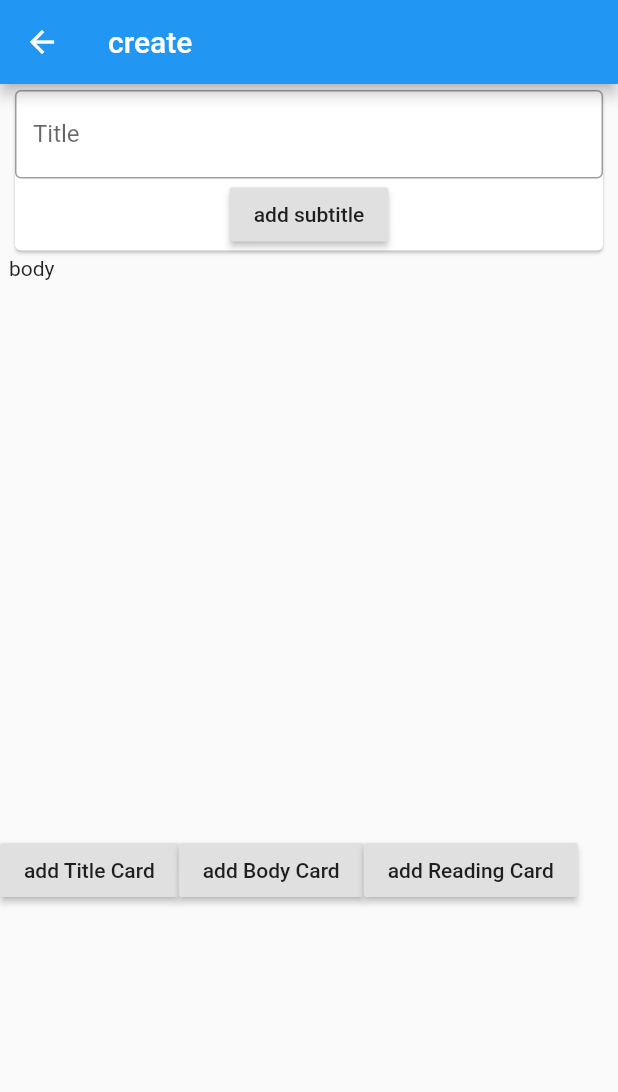
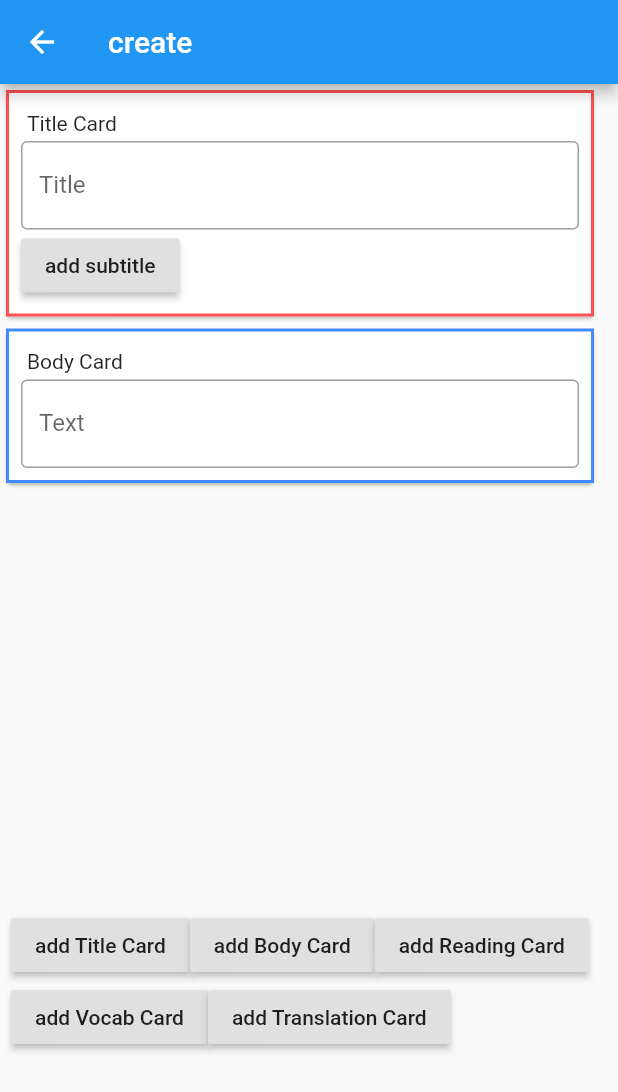
Before and after one commit to nhocconsr/chichi-gaijin, a Flutter app: the Build screen opened by its route, after a tap on "add Title Card", after a tap on "add Body Card", on a phone screen of 412 x 824 dp. Shown: the top 1092 px of the screen. Run offline on Flutter 3.47's test engine with Material 2 defaults, Android fonts, the phone set to English and light mode, and no system bars.

Commit message:
more create lesson support

```diff
--- /dev/null
+++ b/chichi_gaijin/lib/build_widgets/body_card.dart
@@ -0,0 +1,55 @@
+import 'package:chichi_gaijin/models/content_type.dart';
+import 'package:chichi_gaijin/providers/create_lesson.dart';
+import 'package:flutter/material.dart';
+import 'package:provider/provider.dart';
+
+class BodyCard extends StatelessWidget {
+  final int cardsIndex;
+
+  const BodyCard({
+    @required this.cardsIndex,
+  });
+
+  @override
+  Widget build(BuildContext context) {
+    return Consumer<CreateLesson>(
+      builder: (_, createLesson, __) {
+        final BodyType card = createLesson.lessonCards[cardsIndex];
+        return Card(
+          child: Container(
+            decoration: BoxDecoration(
+              border: Border.all(color: Colors.blueAccent, width: 2.0,),
+            ),
+            child: Padding(
+              padding: const EdgeInsets.all(8.0),
+              child: Column(
+                crossAxisAlignment: CrossAxisAlignment.start,
+                children: <Widget>[
+                  Padding(
+                    padding: const EdgeInsets.all(4.0),
+                    child: Text('Body Card'),
+                  ),
+                  TextFormField(
+                    decoration: InputDecoration(
+                      border: OutlineInputBorder(),
+                      labelText: 'Text',
+                    ),
+                    keyboardType: TextInputType.multiline,
+                    maxLines: null,
+                    initialValue: card.body,
+                    onChanged: (body) {
+                      createLesson.alterBodyCard(
+                        cardsIndex: cardsIndex,
+                        body: body,
+                      );
+                    },
+                  ),
+                ],
+              ),
+            ),
+          ),
+        );
+      },
+    );
+  }
+}
--- a/chichi_gaijin/lib/build_widgets/title_card.dart
+++ b/chichi_gaijin/lib/build_widgets/title_card.dart
@@ -16,8 +16,19 @@ class TitleCard extends StatelessWidget {
       builder: (_, createLesson, __) {
         final card = (createLesson.lessonCards[cardsIndex] as TitleType);
         return Card(
+          child: Container(
+            decoration: BoxDecoration(
+              border: Border.all(color: Colors.redAccent, width: 2.0,),
+            ),
+            child: Padding(
+              padding: const EdgeInsets.all(8.0),
               child: Column(
+                crossAxisAlignment: CrossAxisAlignment.start,
                 children: <Widget>[
+                  Padding(
+                    padding: const EdgeInsets.all(4.0),
+                    child: Text('Title Card'),
+                  ),
                   TextFormField(
                     decoration: InputDecoration(
                       border: OutlineInputBorder(),
@@ -59,6 +70,8 @@ class TitleCard extends StatelessWidget {
                         ),
                 ],
               ),
+            ),
+          ),
         );
       },
     );
--- a/chichi_gaijin/lib/models/content_type.dart
+++ b/chichi_gaijin/lib/models/content_type.dart
@@ -1,21 +1,39 @@
+import 'dart:io';
+
 import 'package:flutter/cupertino.dart';
 
 import 'package:chichi_gaijin/models/word.dart';
 //Each ContentType represents a single Card that will be displayed on the screen at a time
 abstract class ContentType {}
-
+//Data in a Title Card, contains one title and optionally one subtitle
 class TitleType implements ContentType {
   final String title;
   final String subtitle;
 
   const TitleType({@required this.title, this.subtitle});
 }
-
+//Contains only one string, representing a body
 class BodyType implements ContentType {
   final String body;
 
   const BodyType ({@required this.body});
 }
+//Any Japanese word that is introduced gets one of these
+//displaying these cards is optional
+class VocabType implements ContentType{
+  final Word word;
+
+  const VocabType ({@required this.word});
+}
+//a list of japanese words with their translations attached
+//translation is an optional parameter for including natural language
+class TranslationType implements ContentType{
+  final List<Word> words;
+  final String translation;
+
+  const TranslationType({@required this.words, this.translation});
+}
+
 //A placeholder for potentially many types of cards
 class ReadingType implements ContentType {
   final List<Word> sentence;
--- a/chichi_gaijin/lib/pages/build.dart
+++ b/chichi_gaijin/lib/pages/build.dart
@@ -1,4 +1,7 @@
+import 'package:chichi_gaijin/build_widgets/body_card.dart';
 import 'package:chichi_gaijin/build_widgets/title_card.dart';
+import 'package:chichi_gaijin/build_widgets/translation_card.dart';
+import 'package:chichi_gaijin/build_widgets/vocab_card.dart';
 import 'package:chichi_gaijin/models/content_type.dart';
 import 'package:chichi_gaijin/providers/create_lesson.dart';
 import 'package:flutter/material.dart';
@@ -24,7 +27,7 @@ class Build extends StatelessWidget {
             return Column(
               children: <Widget>[
                 Container(
-                  height: 500,
+                  height: 550,
                   width: 400,
                   child: ListView.builder(
                     itemCount: lessonCards.length,
@@ -32,18 +35,22 @@ class Build extends StatelessWidget {
                       final ContentType card = lessonCards[cardsIndex];
                       if (card is TitleType)
                         return TitleCard(
-                          cardsIndex: cardsIndex,
+                          cardsIndex: cardsIndex
                         );
                       else if (card is BodyType)
-                        return Text('body');
+                        return BodyCard(cardsIndex: cardsIndex);
                       else if (card is ReadingType)
                         return Text('reading');
+                      else if (card is VocabType)
+                        return VocabCard(cardsIndex: cardsIndex);
+                      else if (card is TranslationType)
+                        return TranslationCard(cardsIndex: cardsIndex);
                       else
                         return Text('invalid');
                     },
                   ),
                 ),
-                Row(
+                Wrap(
                   children: <Widget>[
                     RaisedButton(
                       onPressed: () => createLesson.addCard(types.titleType),
@@ -57,6 +64,14 @@ class Build extends StatelessWidget {
                       onPressed: () => createLesson.addCard(types.readingType),
                       child: Text('add Reading Card'),
                     ),
+                    RaisedButton(
+                      onPressed: () => createLesson.addCard(types.vocabType),
+                      child: Text('add Vocab Card'),
+                    ),
+                    RaisedButton(
+                      onPressed: () => createLesson.addCard(types.translationType),
+                      child: Text('add Translation Card'),
+                    )
                   ],
                 )
               ],
--- a/chichi_gaijin/lib/providers/create_lesson.dart
+++ b/chichi_gaijin/lib/providers/create_lesson.dart
@@ -17,6 +17,32 @@ class CreateLesson with ChangeNotifier {
         break;
       case types.bodyType:
         _lessonCards.add(BodyType(body: ''));
+        break;
+      case types.vocabType:
+        _lessonCards.add(
+          VocabType(
+            word: Word(
+              japanese: '',
+              romaji: '',
+              english: '',
+              definition: '',
+            ),
+          ),
+        );
+        break;
+      case types.translationType:
+        _lessonCards.add(
+          TranslationType(
+            words: [
+              Word(
+                japanese: '',
+                romaji: '',
+                english: '',
+                definition: '',
+              ),
+            ],
+          ),
+        );
         break;
       case types.readingType:
         _lessonCards.add(
@@ -38,7 +64,11 @@ class CreateLesson with ChangeNotifier {
     notifyListeners();
   }
 
-  alterTitleCard({@required int cardsIndex, @required String title, @required String subtitle}) {
+  alterTitleCard({
+    @required int cardsIndex,
+    @required String title,
+    @required String subtitle,
+  }) {
     TitleType card = subtitle == null
         ? TitleType(title: title)
         : TitleType(title: title, subtitle: subtitle);
@@ -62,8 +92,74 @@ class CreateLesson with ChangeNotifier {
       ],
     );
     notifyListeners();
+  }
 
+  alterBodyCard({@required int cardsIndex, @required String body}) {
+    _lessonCards.replaceRange(cardsIndex, cardsIndex + 1, [
+      BodyType(body: body),
+    ]);
+    notifyListeners();
+  }
+
+  alterVocabCard({
+    @required int cardsIndex,
+    @required String japanese,
+    @required String romaji,
+    @required String english,
+    @required String definition,
+  }) {
+    _lessonCards.replaceRange(
+      cardsIndex,
+      cardsIndex + 1,
+      [
+        VocabType(
+          word: Word(
+            japanese: japanese,
+            romaji: romaji,
+            english: english,
+            definition: definition,
+          ),
+        ),
+      ],
+    );
+
+    notifyListeners();
+  }
+
+  //add a human readable translation to your translation card
+  addNaturalTranslation({@required int cardsIndex}) {
+    final TranslationType translationType = _lessonCards[cardsIndex];
+
+    _lessonCards.replaceRange(
+      cardsIndex,
+      cardsIndex + 1,
+      [
+        TranslationType(
+          words: translationType.words,
+          translation: '',
+        ),
+      ],
+    );
+
+    notifyListeners();
+  }
+
+  alterNaturalTranslation(
+      {@required int cardsIndex, @required String translation}) {
+    final TranslationType translationType = _lessonCards[cardsIndex];
+
+    _lessonCards.replaceRange(
+      cardsIndex,
+      cardsIndex + 1,
+      [
+        TranslationType(
+          words: translationType.words,
+          translation: translation,
+        ),
+      ],
+    );
+    notifyListeners();
   }
 }
 
-enum types { titleType, bodyType, readingType }
+enum types { titleType, bodyType, vocabType, translationType, readingType }
```
Also changed, not shown: chichi_gaijin/lib/build_widgets/translation_card.dart (added, +65 -0 lines), chichi_gaijin/lib/build_widgets/vocab_card.dart (added, +116 -0 lines). Lines whose indentation alone changed are shown as unchanged.
